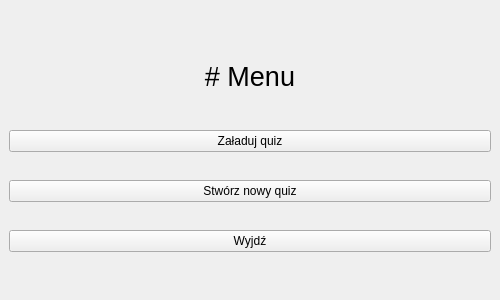
Qt form main_window.ui (M4tth3wG/Quizer) before a commit.
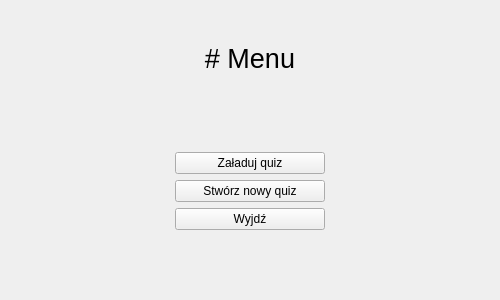
The same form after that commit.

```diff
--- a/main_window.ui
+++ b/main_window.ui
@@ -24,12 +24,6 @@
   </property>
   <widget class="QWidget" name="centralwidget">
    <layout class="QVBoxLayout" name="verticalLayout">
-    <property name="spacing">
-     <number>10</number>
-    </property>
-    <property name="sizeConstraint">
-     <enum>QLayout::SetNoConstraint</enum>
-    </property>
     <item>
      <widget class="QLabel" name="label">
       <property name="sizePolicy">
@@ -71,35 +65,114 @@
      </widget>
     </item>
     <item>
-     <widget class="QPushButton" name="load_quiz_btn">
-      <property name="text">
-       <string>Załaduj quiz</string>
+     <spacer name="verticalSpacer_2">
+      <property name="orientation">
+       <enum>Qt::Vertical</enum>
       </property>
-     </widget>
-    </item>
-    <item>
-     <widget class="QPushButton" name="create_new_quiz_btn">
-      <property name="text">
-       <string>Stwórz nowy quiz</string>
+      <property name="sizeHint" stdset="0">
+       <size>
+        <width>20</width>
+        <height>40</height>
+       </size>
       </property>
-     </widget>
+     </spacer>
     </item>
     <item>
-     <widget class="QPushButton" name="quit_btn">
-      <property name="text">
-       <string>Wyjdź</string>
-      </property>
-     </widget>
+     <layout class="QGridLayout" name="gridLayout">
+      <item row="2" column="1" alignment="Qt::AlignHCenter|Qt::AlignVCenter">
+       <widget class="QPushButton" name="create_new_quiz_btn">
+        <property name="minimumSize">
+         <size>
+          <width>150</width>
+          <height>0</height>
+         </size>
+        </property>
+        <property name="maximumSize">
+         <size>
+          <width>150</width>
+          <height>16777215</height>
+         </size>
+        </property>
+        <property name="text">
+         <string>Stwórz nowy quiz</string>
+        </property>
+       </widget>
+      </item>
+      <item row="0" column="2">
+       <spacer name="horizontalSpacer_2">
+        <property name="orientation">
+         <enum>Qt::Horizontal</enum>
+        </property>
+        <property name="sizeHint" stdset="0">
+         <size>
+          <width>40</width>
+          <height>20</height>
+         </size>
+        </property>
+       </spacer>
+      </item>
+      <item row="0" column="1" alignment="Qt::AlignHCenter|Qt::AlignVCenter">
+       <widget class="QPushButton" name="load_quiz_btn">
+        <property name="minimumSize">
+         <size>
+          <width>150</width>
+          <height>0</height>
+         </size>
+        </property>
+        <property name="maximumSize">
+         <size>
+          <width>150</width>
+          <height>16777215</height>
+         </size>
+        </property>
+        <property name="text">
+         <string>Załaduj quiz</string>
+        </property>
+       </widget>
+      </item>
+      <item row="0" column="0">
+       <spacer name="horizontalSpacer">
+        <property name="orientation">
+         <enum>Qt::Horizontal</enum>
+        </property>
+        <property name="sizeHint" stdset="0">
+         <size>
+          <width>40</width>
+          <height>20</height>
+         </size>
+        </property>
+       </spacer>
+      </item>
+      <item row="3" column="1">
+       <widget class="QPushButton" name="quit_btn">
+        <property name="minimumSize">
+         <size>
+          <width>150</width>
+          <height>0</height>
+         </size>
+        </property>
+        <property name="maximumSize">
+         <size>
+          <width>150</width>
+          <height>16777215</height>
+         </size>
+        </property>
+        <property name="text">
+         <string>Wyjdź</string>
+        </property>
+       </widget>
+      </item>
+     </layout>
     </item>
     <item>
-     <spacer name="horizontalSpacer">
+     <spacer name="verticalSpacer">
       <property name="orientation">
-       <enum>Qt::Horizontal</enum>
+       <enum>Qt::Vertical</enum>
       </property>
       <property name="sizeHint" stdset="0">
        <size>
-        <width>40</width>
-        <height>20</height>
+        <width>20</width>
+        <height>40</height>
        </size>
       </property>
      </spacer>
```
